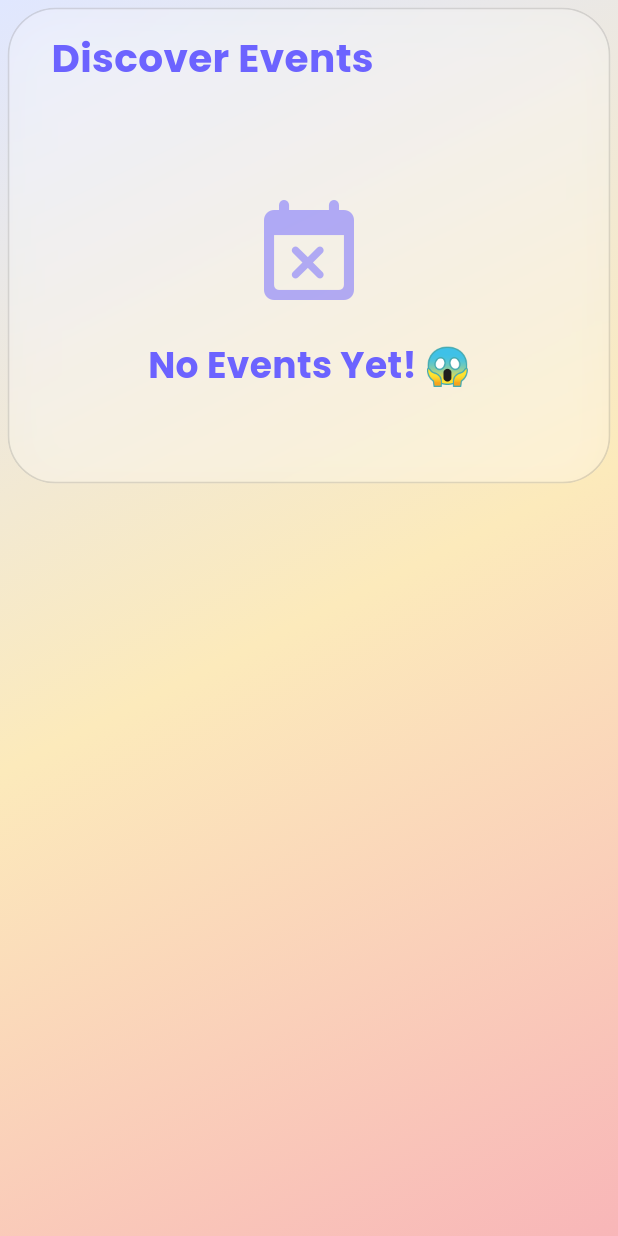
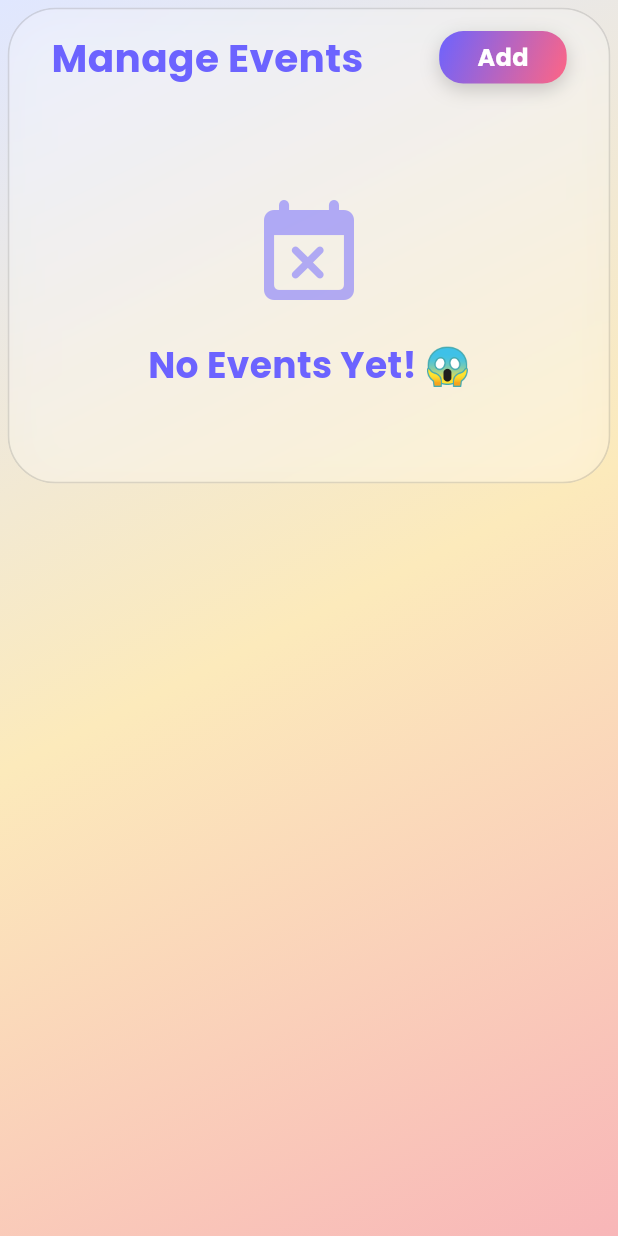
Before and after one commit to MohamedAlkindi/EventConnect, a Flutter app: the AllEventsScreenView screen opened directly, on a phone screen of 412 x 824 dp. Run offline on Flutter 3.47's test engine with Material 3 defaults, Android fonts, the phone set to English and light mode, and no system bars; our stand-ins replace bloc, cloud_firestore, confetti, firebase_auth, firebase_core, flutter_bloc and 5 more; accounts and stored records are empty.

Commit message:
tiny enhancement to manage events screen

```diff
--- a/lib/features/manager/manager_events/presentation/show_manager_events_screen.dart
+++ b/lib/features/manager/manager_events/presentation/show_manager_events_screen.dart
@@ -95,15 +95,55 @@ class AllEventsScreenView extends StatelessWidget {
                                 padding: const EdgeInsets.symmetric(
                                     horizontal: 28.0),
                                 child: Row(
-                                  mainAxisAlignment: MainAxisAlignment.start,
+                                  mainAxisAlignment:
+                                      MainAxisAlignment.spaceBetween,
                                   crossAxisAlignment: CrossAxisAlignment.center,
                                   children: [
                                     Text(
-                                      "Discover Events",
+                                      "Manage Events",
                                       style: GoogleFonts.poppins(
                                         color: const Color(0xFF6C63FF),
                                         fontSize: 26,
                                         fontWeight: FontWeight.bold,
+                                      ),
+                                    ),
+                                    GestureDetector(
+                                      onTap: () {
+                                        // TODO: Add your action here for the + button
+                                      },
+                                      child: Container(
+                                        width: 85,
+                                        height: 35,
+                                        decoration: BoxDecoration(
+                                          gradient: const LinearGradient(
+                                            colors: [
+                                              Color(0xFF6C63FF),
+                                              Color(0xFFFF6584)
+                                            ],
+                                            begin: Alignment.topLeft,
+                                            end: Alignment.bottomRight,
+                                          ),
+                                          borderRadius:
+                                              BorderRadius.circular(16),
+                                          boxShadow: [
+                                            BoxShadow(
+                                              color: Colors.black
+                                                  .withOpacity(0.18),
+                                              blurRadius: 10,
+                                              offset: const Offset(0, 4),
+                                            ),
+                                          ],
+                                        ),
+                                        child: Center(
+                                          child: Text(
+                                            "Add",
+                                            style: TextStyle(
+                                              color: Colors.white,
+                                              fontSize: 16,
+                                              fontWeight: FontWeight.bold,
+                                            ),
+                                          ),
+                                        ),
                                       ),
                                     ),
                                   ],
```
